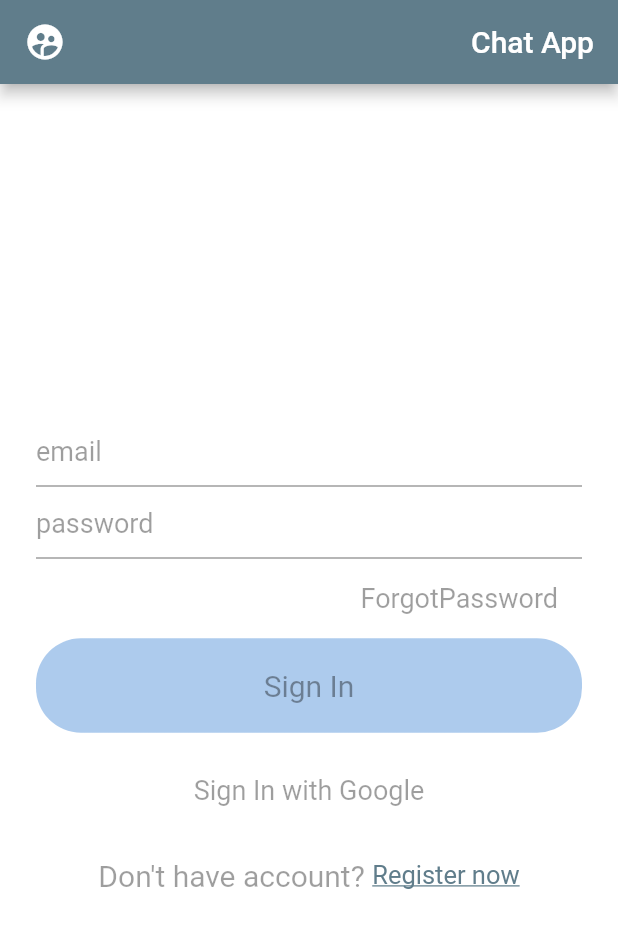
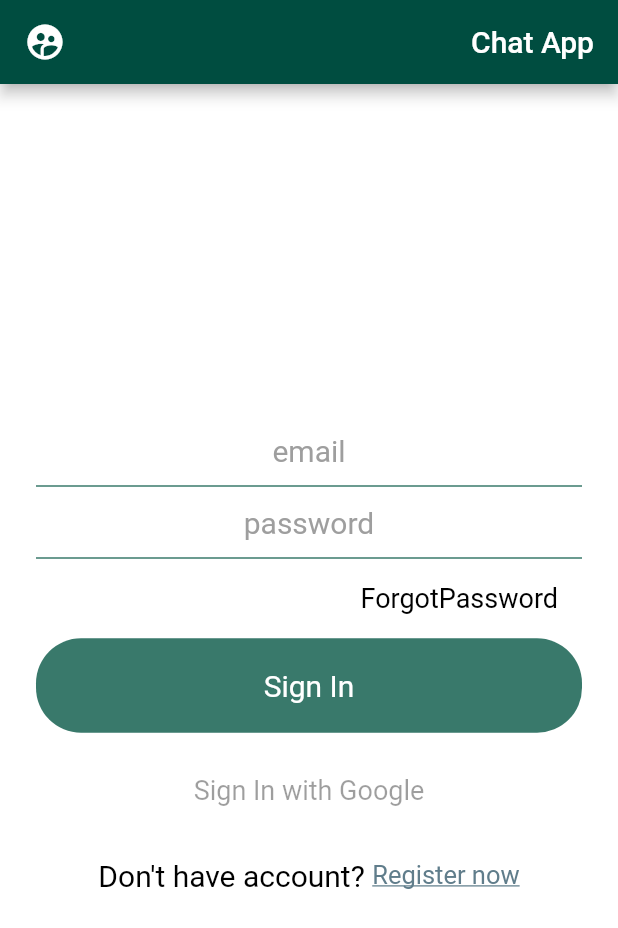
Before and after one commit to axbuild/flutter_chat_app, a Flutter app: the screen it shows after launch, on a phone screen of 412 x 824 dp. Shown: the top 928 px of the screen. Run offline on Flutter 3.47's test engine with Material 2 defaults, Android fonts, the phone set to English and light mode, and no system bars; our stand-ins replace cloud_firestore, firebase_auth, shared_preferences; accounts and stored records are empty.

Commit message:
base color

```diff
--- a/lib/main.dart
+++ b/lib/main.dart
@@ -38,7 +38,7 @@ class _MyAppState extends State<MyApp> {
       title: 'Flutter Chat App',
       debugShowCheckedModeBanner: false,
       theme: ThemeData(
-        primaryColor: Colors.blueGrey,
+        primaryColor: Color(0xff004d40),
         scaffoldBackgroundColor: Colors.white,
         primarySwatch: Colors.blue,
         visualDensity: VisualDensity.adaptivePlatformDensity,
--- a/lib/views/chat_rooms_screen.dart
+++ b/lib/views/chat_rooms_screen.dart
@@ -61,7 +61,7 @@ class _ChatRoomState extends State<ChatRoom> {
   Widget build(BuildContext context) {
     return Scaffold(
         appBar: AppBar(
-          title: Image.asset("assets/images/logo.png", height: 50,),
+          title: Icon(Icons.list),
           actions: [
             GestureDetector(
               onTap: (){
@@ -79,6 +79,7 @@ class _ChatRoomState extends State<ChatRoom> {
         ),
         body: chatRoomList(),
         floatingActionButton: FloatingActionButton(
+          backgroundColor: Color(0xff39796b),
           child: Icon(Icons.search),
           onPressed: (){
             Navigator.push(context, MaterialPageRoute(
@@ -112,7 +113,7 @@ class ChatRoomTile extends StatelessWidget {
               width: 40,
               alignment: Alignment.center,
               decoration: BoxDecoration(
-                color: Colors.blueGrey,
+                color: Color(0xff39796b),
                 borderRadius: BorderRadius.circular(40)
               ),
               child: Text("${userName.substring(0,1).toLowerCase()}",
--- a/lib/views/signin.dart
+++ b/lib/views/signin.dart
@@ -80,8 +80,9 @@ class _SignInState extends State<SignIn> {
                               .hasMatch(val) ? null : 'Please Provide a valid email';
                         },
                         controller: emailTextEditingController,
-                        style: simpleTextStyle(),
+                        style: mediumInputFieldStyle(),
                         decoration: textFieldInputDecoration('email'),
+                        textAlign: TextAlign.center,
                       ),
                       TextFormField(
                         obscureText: true,
@@ -89,8 +90,9 @@ class _SignInState extends State<SignIn> {
                           return val.length > 6 ? null: 'Please Provide password 6+ character';
                         },
                         controller: passwordTextEditingController,
-                        style: simpleTextStyle(),
+                        style: mediumInputFieldStyle(),
                         decoration: textFieldInputDecoration('password'),
+                        textAlign: TextAlign.center,
                       ),
                     ],
                   ),
@@ -113,16 +115,11 @@ class _SignInState extends State<SignIn> {
                     width: MediaQuery.of(context).size.width,
                     padding: EdgeInsets.symmetric(vertical: 20),
                     decoration: BoxDecoration(
-                      gradient: LinearGradient(
-                          colors: [
-                            const Color(0xffadcbed),
-                            const Color(0xffadcbed)
-                          ]
-                      ),
+                      color: Color(0xff39796b),
                       borderRadius: BorderRadius.circular(30),
                     ),
                     child: Text("Sign In",
-                      style: mediumTextStyle(),
+                      style: mediumBtnStyle(),
                     ),
                   ),
                 ),
--- a/lib/widgets/widget.dart
+++ b/lib/widgets/widget.dart
@@ -25,27 +25,45 @@ InputDecoration textFieldInputDecoration(String hintText){
   return  InputDecoration(
       hintText: hintText,
       hintStyle: TextStyle(
-          color: Colors.black38
+          color: Colors.grey
       ),
       focusedBorder: UnderlineInputBorder(
-          borderSide: BorderSide(color: Colors.black38)
+          borderSide: BorderSide(color: Color(0xff39796b))
       ),
       enabledBorder: UnderlineInputBorder(
-          borderSide: BorderSide(color: Colors.black38)
-      )
+          borderSide: BorderSide(color: Color(0xff39796b))
+      ),
   );
 }
 
 TextStyle simpleTextStyle(){
   return TextStyle(
-    color: Colors.black38,
+    color: Colors.black,
     fontSize:18
   );
 }
 
 TextStyle mediumTextStyle(){
   return TextStyle(
-      color: Colors.black38,
+      color: Colors.black,
       fontSize:20
   );
 }
+
+TextStyle mediumInputFieldStyle(){
+  return TextStyle(
+      color: Colors.black,
+      fontSize:20
+  );
+}
+
+TextStyle mediumBtnStyle(){
+  return TextStyle(
+      color: Colors.white,
+      fontSize:20
+  );
+}
+
+//primary #004d40
+//light #39796b
+//dark #00251a
```
Also changed, not shown: 1 other file.
